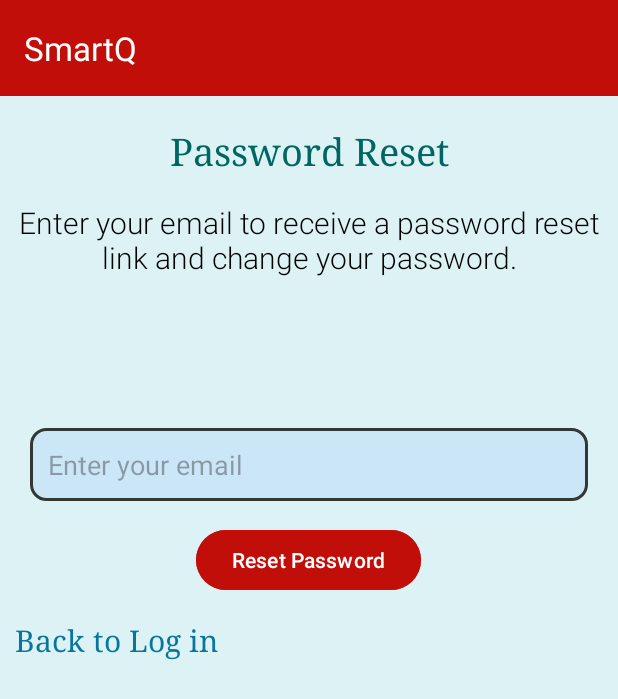
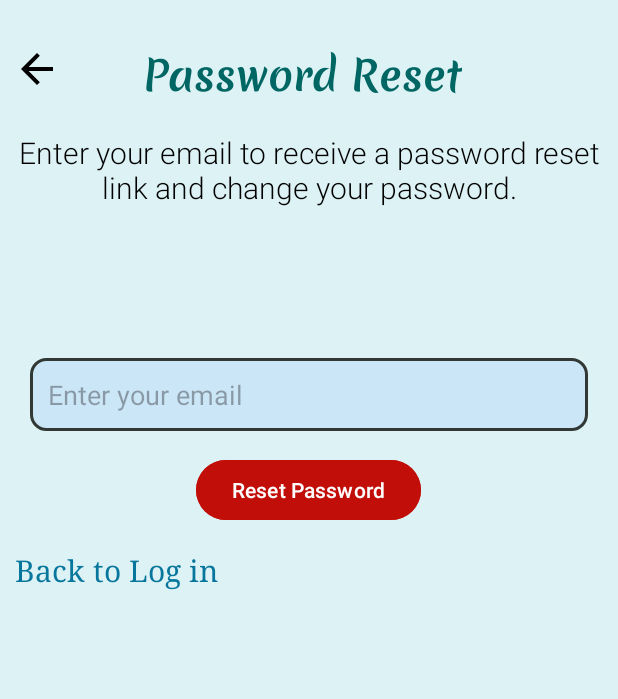
Before and after one commit to dunstan-19/myAndroidsmartQproject, an Android app: the ForgotPasswordActivity screen opened directly, with no data from a screen before it, on a phone screen of 412 x 824 dp. Shown: the top 699 px of the screen. Run offline under Robolectric (Android 15) with nearby library versions, the phone set to English and light mode, and no system bars; our stand-ins replace CircleImageView, Firebase (no records; nobody signed in at launch, a user with empty details on screens opened directly).

Commit message:
Updated the application UI

```diff
--- a/app/build.gradle.kts
+++ b/app/build.gradle.kts
@@ -66,7 +66,6 @@ dependencies {
     implementation(libs.androidx.lifecycle.viewmodel.ktx)
     implementation(libs.androidx.navigation.fragment)
     implementation(libs.androidx.navigation.ui)
-    implementation(project(":app"))
     annotationProcessor (libs.compiler)
     // Other dependencies
     implementation (libs.androidx.appcompat.v140)
--- a/app/src/main/java/com/example/hello/ForgotPasswordActivity.java
+++ b/app/src/main/java/com/example/hello/ForgotPasswordActivity.java
@@ -6,6 +6,7 @@ import android.view.View;
 import android.view.WindowManager;
 import android.widget.Button;
 import android.widget.EditText;
+import android.widget.ImageView;
 import android.widget.TextView;
 import android.widget.Toast;
 
@@ -22,6 +23,7 @@ public class ForgotPasswordActivity extends BaseActivity {
     private Button btnresetPassword;
     private TextView tvstatus, tvback;
     private FirebaseAuth mAuth;
+    private ImageView back;
 
     @Override
     protected void onCreate(Bundle savedInstanceState) {
@@ -33,6 +35,7 @@ public class ForgotPasswordActivity extends BaseActivity {
         btnresetPassword = findViewById(R.id.btnresetPassword);
         tvstatus = findViewById(R.id.tvstatus);
         tvback = findViewById(R.id.tvback);
+        back = findViewById(R.id.back);
         mAuth = FirebaseAuth.getInstance();
         tvback.setOnClickListener(v -> {
             Intent intent = new Intent(ForgotPasswordActivity.this,MainActivity.class);
@@ -40,6 +43,11 @@ public class ForgotPasswordActivity extends BaseActivity {
             startActivity(intent);
 
     });
+        back.setOnClickListener(v -> {
+            Intent intent = new Intent(ForgotPasswordActivity.this,MainActivity.class);
+            startActivity(intent);
+
+        });
         btnresetPassword.setOnClickListener(v -> resetPassword());
     }
 
--- a/app/src/main/res/layout/activity_forgot_password.xml
+++ b/app/src/main/res/layout/activity_forgot_password.xml
@@ -5,23 +5,32 @@
     android:orientation="vertical"
     android:background="@color/whiteblue"
     >
-    <androidx.appcompat.widget.Toolbar
-        android:id="@+id/toolbar"
-        app:title="@string/app_name"
-        app:titleTextColor="@color/white"
+    <RelativeLayout
         android:layout_width="match_parent"
-        android:layout_height="?attr/actionBarSize"
-        android:background="@color/violet"
-        app:layout_constraintTop_toTopOf="parent" />
-<TextView
-    android:layout_width="match_parent"
-    android:layout_height="wrap_content"
-    android:text="Password Reset"
-    android:textColor="@color/BROWN"
-    android:textSize="25sp"
-    android:layout_marginTop="20dp"
-android:fontFamily="serif"
-    android:gravity="center"/>
+        android:layout_height="wrap_content">
+        <TextView
+            android:layout_width="wrap_content"
+            android:layout_height="wrap_content"
+            android:layout_marginStart="95sp"
+            android:layout_marginTop="30sp"
+            android:fontFamily="@font/merienda"
+            android:text="Password Reset"
+            android:textColor="@color/BROWN"
+            android:textSize="27sp" />
+
+        <ImageView
+            android:id="@+id/back"
+            android:layout_width="100dp"
+            android:clickable="true"
+            android:focusable="true"
+            android:layout_height="32dp"
+            android:src="@drawable/baseline_arrow_back_24"
+            android:layout_marginTop="30dp"
+            android:layout_marginStart="-25dp"
+            />
+
+    </RelativeLayout>
+
     <TextView
         android:layout_width="match_parent"
         android:layout_height="wrap_content"
--- a/gradle/libs.versions.toml
+++ b/gradle/libs.versions.toml
@@ -1,5 +1,5 @@
 [versions]
-agp = "8.5.0"
+agp = "8.13.0"
 appcompatVersion = "1.4.0"
 compiler = "4.15.1"
 constraintlayoutVersion = "2.1.2"
```
Also changed, not shown: gradle/wrapper/gradle-wrapper.properties.
